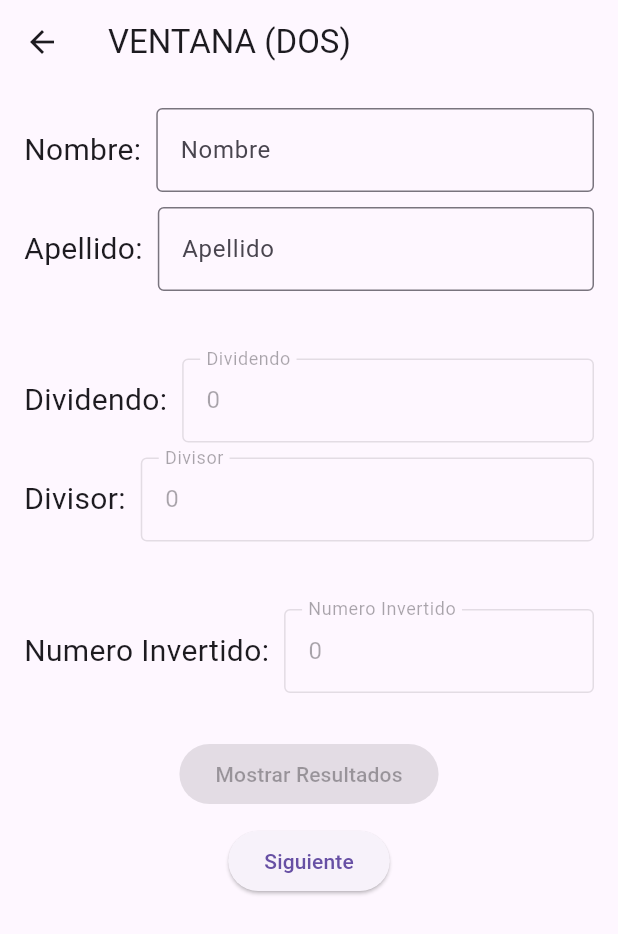
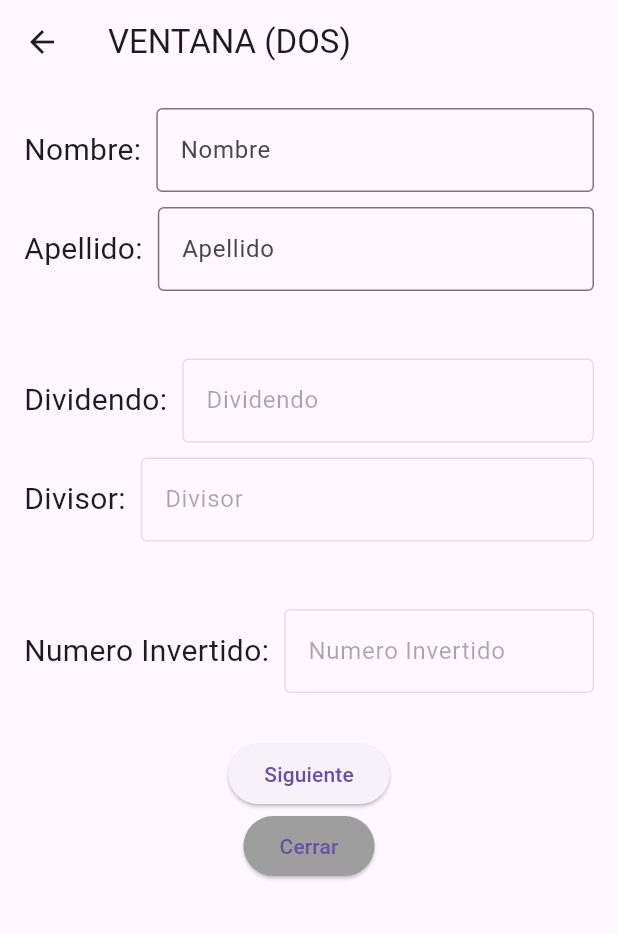
Before and after one commit to AlexaKazn/Prueba, a Flutter app: the screen it shows after launch, after a tap on "Siguiente", on a phone screen of 412 x 824 dp. Shown: the top 934 px of the screen. Run offline on Flutter 3.47's test engine with Material 3 defaults, Android fonts, the light colour scheme and no system bars.

Commit message:
PAOLA NUNEZ: 18:48

```diff
--- a/lib/pages/ventanaDosNDPA.dart
+++ b/lib/pages/ventanaDosNDPA.dart
@@ -1,11 +1,14 @@
 import 'package:examen_01_ti_paola_nunez/pages/ventanaTresNDPA.dart';
+import 'package:examen_01_ti_paola_nunez/pages/ventanaUnoNDPA.dart';
 import 'package:flutter/material.dart';
 
 class VentanaDosNDPA extends StatefulWidget {
+      final String? nombreNDPA;
+      final String? apellidoNDPA;
   final String? dividendoNDPA;
   final String? divisorNDPA;
   final String? numeroInvertidoNDPA;
-  const VentanaDosNDPA({super.key,required this.dividendoNDPA,required this.divisorNDPA,required this.numeroInvertidoNDPA});
+  const VentanaDosNDPA({super.key,this.dividendoNDPA,this.divisorNDPA,this.numeroInvertidoNDPA,this.nombreNDPA,this.apellidoNDPA});
 
   @override
   State<VentanaDosNDPA> createState() => _VentanaDosNDPAState();
@@ -115,6 +118,7 @@ final TextEditingController apellidosControllerNDPA= TextEditingController();
                   child: TextField(
                     enabled: false,
                     controller: TextEditingController(text: widget.numeroInvertidoNDPA),
+
                     decoration: const InputDecoration(
                       border: OutlineInputBorder(),
                       labelText: 'Numero Invertido',
@@ -128,14 +132,6 @@ final TextEditingController apellidosControllerNDPA= TextEditingController();
               crossAxisAlignment: CrossAxisAlignment.center,
               children: [
                 ElevatedButton(
-                  onPressed: null,
-                  style: ElevatedButton.styleFrom(
-                    backgroundColor: Colors.grey,
-                  ),
-                  child: const Text("Mostrar Resultados"),
-                ),
-                const SizedBox(height: 10),
-                ElevatedButton(
                   onPressed: () {
                     Navigator.push(
                       context,MaterialPageRoute(
@@ -148,6 +144,25 @@ final TextEditingController apellidosControllerNDPA= TextEditingController();
                   },
                   child: const Text("Siguiente"),
                 ),
+                ElevatedButton(
+                  onPressed: () {
+                    Navigator.push(context,MaterialPageRoute(
+                      builder: (context) => VentanaUnoNDPA(
+                        nombreNDPA: nombresControllerNDPA.text,
+                        apellidoNDPA: apellidosControllerNDPA.text,
+                        dividendoNDPA: widget.dividendoNDPA,
+                        divisorNDPA: widget.divisorNDPA,
+                        numeroInvertidoNDPA: widget.numeroInvertidoNDPA,
+                      ),
+                    ));
+                  },
+                  style: ElevatedButton.styleFrom(
+                    backgroundColor: Colors.grey,
+                  ),
+                  child: const Text("Cerrar"),
+                ),
+                const SizedBox(height: 10),
+
               ],
             ),
           ],
--- a/lib/pages/ventanaTresNDPA.dart
+++ b/lib/pages/ventanaTresNDPA.dart
@@ -22,7 +22,7 @@ final TextEditingController numeroInvertidoNDPA= TextEditingController();
   @override
   Widget build(BuildContext context) {
     return Scaffold(
-       appBar: AppBar(title: Text("VENTANA (TRES)")),
+       appBar: AppBar(title: Text("VENTANA ()")),
       body: Padding(
         padding: const EdgeInsets.all(16.0),
         child: Column(
@@ -132,7 +132,7 @@ final TextEditingController numeroInvertidoNDPA= TextEditingController();
               children: [
                 ElevatedButton(
                   onPressed: () {
-                    Navigator.pop(context,MaterialPageRoute(builder: (context) => VentanaDosNDPA(
+                    Navigator.push(context,MaterialPageRoute(builder: (context) => VentanaDosNDPA(
 
                       dividendoNDPA: dividendoControllerNDPA.text,
                       divisorNDPA: divisorControllerNDPA.text,
--- a/lib/pages/ventanaUnoNDPA.dart
+++ b/lib/pages/ventanaUnoNDPA.dart
@@ -2,7 +2,13 @@ import 'package:examen_01_ti_paola_nunez/pages/ventanaDosNDPA.dart';
 import 'package:flutter/material.dart';
 
 class VentanaUnoNDPA extends StatefulWidget {
-  const VentanaUnoNDPA({super.key});
+
+   final String? dividendoNDPA;
+  final String? divisorNDPA;
+  final String? numeroInvertidoNDPA;
+    final String? nombreNDPA;
+      final String? apellidoNDPA;
+  const VentanaUnoNDPA({super.key,this.dividendoNDPA,this.divisorNDPA,this.numeroInvertidoNDPA,this.nombreNDPA,this.apellidoNDPA});
 
   @override
   State<VentanaUnoNDPA> createState() => _VentanaUnoNDPAState();
@@ -29,6 +35,7 @@ class _VentanaUnoNDPAState extends State<VentanaUnoNDPA> {
                 Expanded(
                   child: TextField(
                     enabled: false,
+                    controller: TextEditingController(text: widget.nombreNDPA),
                     decoration: const InputDecoration(
                       border: OutlineInputBorder(),
                       labelText: 'Nombre',
@@ -48,6 +55,7 @@ class _VentanaUnoNDPAState extends State<VentanaUnoNDPA> {
                 Expanded(
                   child: TextField(
                     enabled: false,
+                    controller: TextEditingController(text: widget.apellidoNDPA),
                     decoration: const InputDecoration(
                       border: OutlineInputBorder(),
                       labelText: 'Apellido',
@@ -67,6 +75,7 @@ class _VentanaUnoNDPAState extends State<VentanaUnoNDPA> {
                 Expanded(
                   child: TextField(
                     enabled: false,
+                    controller: TextEditingController(text: widget.dividendoNDPA),
                     decoration: const InputDecoration(
                       border: OutlineInputBorder(),
                       labelText: 'Dividendo',
@@ -86,6 +95,7 @@ class _VentanaUnoNDPAState extends State<VentanaUnoNDPA> {
                 Expanded(
                   child: TextField(
                     enabled: false,
+                    controller: TextEditingController(text: widget.divisorNDPA),
                     decoration: const InputDecoration(
                       border: OutlineInputBorder(),
                       labelText: 'Divisor',
@@ -105,6 +115,7 @@ class _VentanaUnoNDPAState extends State<VentanaUnoNDPA> {
                 Expanded(
                   child: TextField(
                     enabled: false,
+                    controller: TextEditingController(text: widget.dividendoNDPA),
                     decoration: const InputDecoration(
                       border: OutlineInputBorder(),
                       labelText: 'Parte Entera',
@@ -124,6 +135,7 @@ class _VentanaUnoNDPAState extends State<VentanaUnoNDPA> {
                 Expanded(
                   child: TextField(
                     enabled: false,
+                    controller: TextEditingController(text: widget.divisorNDPA),
                     decoration: const InputDecoration(
                       border: OutlineInputBorder(),
                       labelText: 'Residuo',
@@ -143,6 +155,7 @@ class _VentanaUnoNDPAState extends State<VentanaUnoNDPA> {
                 Expanded(
                   child: TextField(
                     enabled: false,
+                    controller: TextEditingController(text: widget.numeroInvertidoNDPA),
                     decoration: const InputDecoration(
                       border: OutlineInputBorder(),
                       labelText: 'Numero Invertido',
@@ -156,6 +169,12 @@ class _VentanaUnoNDPAState extends State<VentanaUnoNDPA> {
               crossAxisAlignment: CrossAxisAlignment.center,
               children: [
                 ElevatedButton(
+                  onPressed: () {
+                    Navigator.push(context,MaterialPageRoute(builder: (context) => VentanaDosNDPA()));
+                  },
+                  child: const Text("Siguiente"),
+                ),
+                ElevatedButton(
                   onPressed: null,
                   style: ElevatedButton.styleFrom(
                     backgroundColor: Colors.grey,
@@ -163,17 +182,7 @@ class _VentanaUnoNDPAState extends State<VentanaUnoNDPA> {
                   child: const Text("Mostrar Resultados"),
                 ),
                 const SizedBox(height: 10),
-                ElevatedButton(
-                  onPressed: () {
-                    Navigator.push(context,MaterialPageRoute(builder: (context) => VentanaDosNDPA(
-                      dividendoNDPA: '0',
-                      divisorNDPA: '0',
-                      numeroInvertidoNDPA: '0',
-                    ),),
-                    );
-                  },
-                  child: const Text("Siguiente"),
-                ),
+
               ],
             ),
           ],
```
